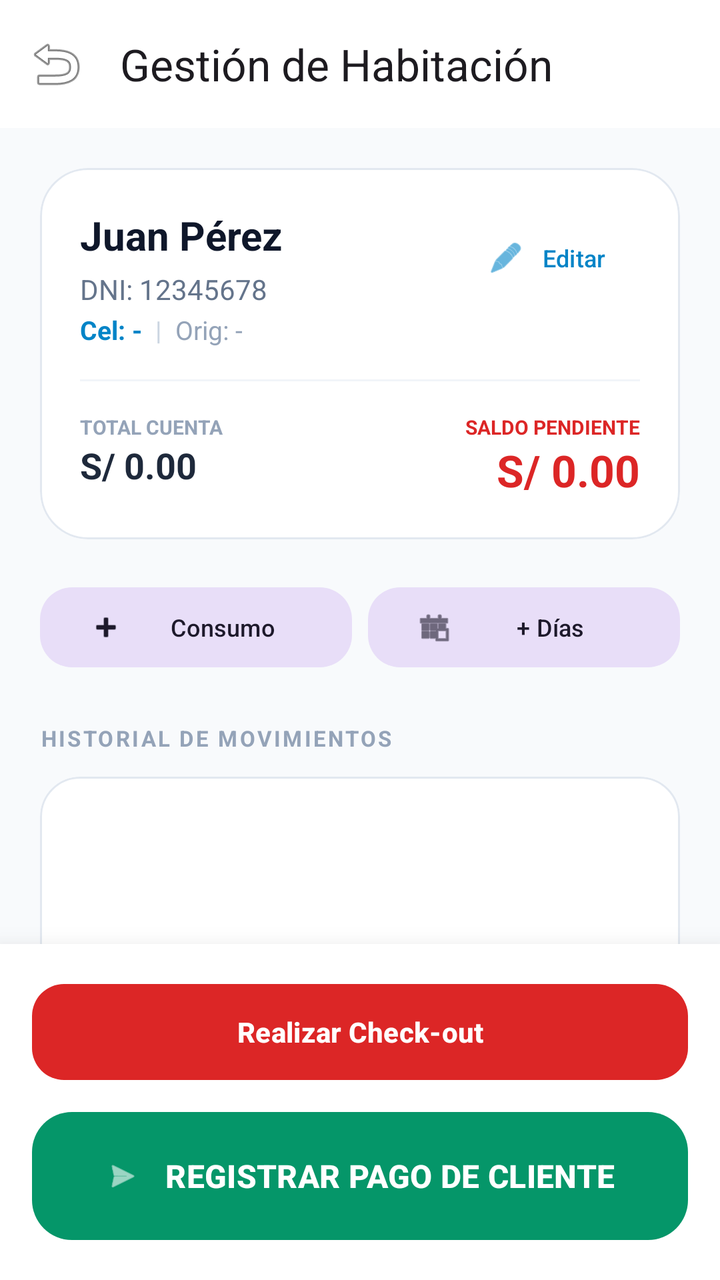
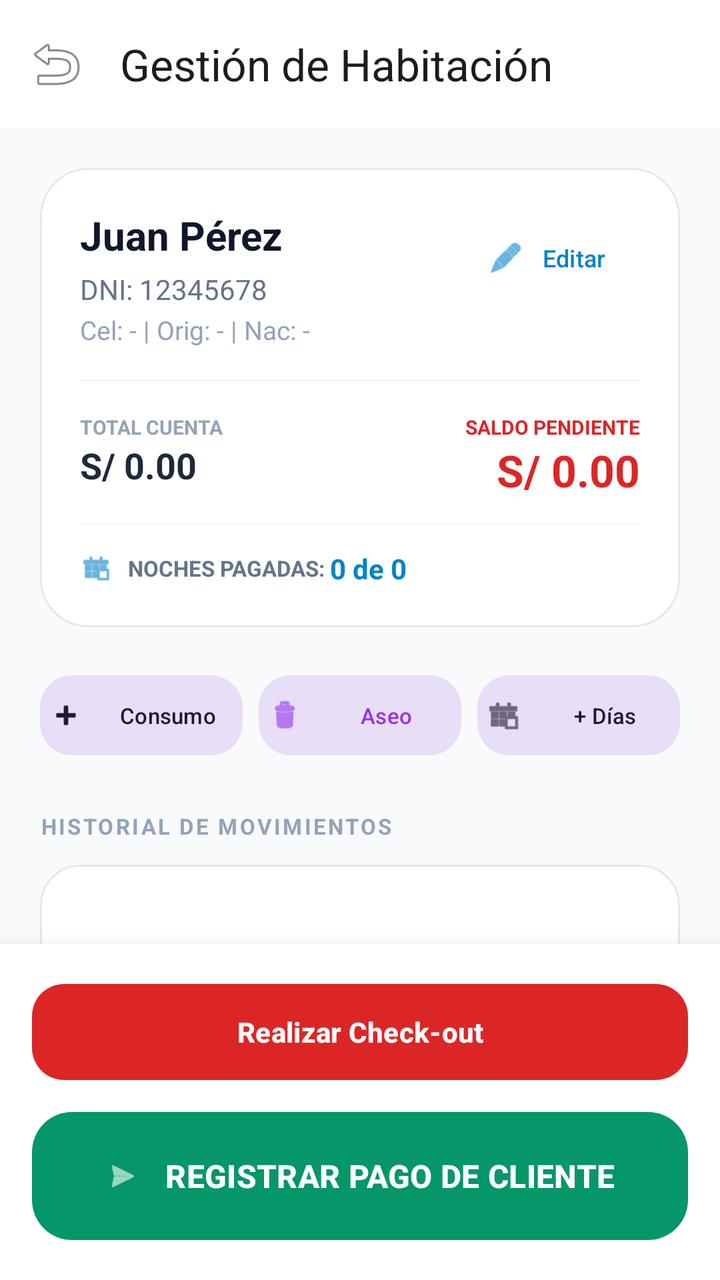

The first picture is an Android layout as it rendered before a commit; the second is the same layout after the commit. The layout source and the unified diff follow.
<!-- AndroidManifest.xml: application theme Theme.Naxor -->
<!-- res/layout/activity_hotel_manage_room.xml -->
<?xml version="1.0" encoding="utf-8"?>
<androidx.coordinatorlayout.widget.CoordinatorLayout xmlns:android="http://schemas.android.com/apk/res/android"
    xmlns:app="http://schemas.android.com/apk/res-auto"
    android:layout_width="match_parent"
    android:layout_height="match_parent"
    android:background="@color/slate_50">

    <com.google.android.material.appbar.AppBarLayout
        android:layout_width="match_parent"
        android:layout_height="wrap_content"
        android:background="@color/white">
        <com.google.android.material.appbar.MaterialToolbar
            android:id="@+id/toolbarManage"
            android:layout_width="match_parent"
            android:layout_height="?attr/actionBarSize"
            app:title="Gestión de Habitación"
            app:navigationIcon="@android:drawable/ic_menu_revert" />
    </com.google.android.material.appbar.AppBarLayout>

    
    <androidx.core.widget.NestedScrollView
        android:layout_width="match_parent"
        android:layout_height="match_parent"
        android:layout_marginBottom="160dp"
        app:layout_behavior="@string/appbar_scrolling_view_behavior">

        <LinearLayout
            android:layout_width="match_parent"
            android:layout_height="wrap_content"
            android:orientation="vertical"
            android:padding="20dp">

            
            <com.google.android.material.card.MaterialCardView
                android:layout_width="match_parent"
                android:layout_height="wrap_content"
                app:cardCornerRadius="24dp"
                app:cardElevation="0dp"
                app:cardBackgroundColor="@color/white"
                app:strokeWidth="1dp"
                app:strokeColor="@color/slate_200"
                android:layout_marginBottom="20dp">

                <LinearLayout
                    android:layout_width="match_parent"
                    android:layout_height="wrap_content"
                    android:orientation="vertical"
                    android:padding="20dp">

                    <RelativeLayout
                        android:layout_width="match_parent"
                        android:layout_height="wrap_content">

                        <LinearLayout
                            android:layout_width="wrap_content"
                            android:layout_height="wrap_content"
                            android:orientation="vertical"
                            android:layout_alignParentStart="true"
                            android:layout_toStartOf="@id/btnEditGuest">

                            <TextView
                                android:id="@+id/tvGuestName"
                                android:layout_width="wrap_content"
                                android:layout_height="wrap_content"
                                android:text="Juan Pérez"
                                android:textSize="20sp"
                                android:textStyle="bold"
                                android:textColor="@color/slate_900" />

                            <TextView
                                android:id="@+id/tvGuestDoc"
                                android:layout_width="wrap_content"
                                android:layout_height="wrap_content"
                                android:text="DNI: 12345678"
                                android:textSize="14sp"
                                android:textColor="@color/slate_500"
                                android:layout_marginTop="4dp" />
                        </LinearLayout>

                        <com.google.android.material.button.MaterialButton
                            android:id="@+id/btnEditGuest"
                            style="@style/Widget.Material3.Button.TextButton"
                            android:layout_width="wrap_content"
                            android:layout_height="wrap_content"
                            android:layout_alignParentEnd="true"
                            android:layout_centerVertical="true"
                            android:text="Editar"
                            app:icon="@android:drawable/ic_menu_edit"
                            android:textSize="12sp"
                            android:textColor="@color/sky_600"
                            app:iconTint="@color/sky_600" />
                    </RelativeLayout>

                    <LinearLayout
                        android:layout_width="match_parent"
                        android:layout_height="wrap_content"
                        android:orientation="horizontal"
                        android:layout_marginTop="2dp">

                        <TextView
                            android:id="@+id/tvGuestPhone"
                            android:layout_width="wrap_content"
                            android:layout_height="wrap_content"
                            android:text="Cel: -"
                            android:textSize="13sp"
                            android:textColor="@color/sky_600"
                            android:textStyle="bold"
                            android:clickable="true"
                            android:focusable="true"
                            android:background="?attr/selectableItemBackground" />

                        <TextView
                            android:id="@+id/tvSeparator"
                            android:layout_width="wrap_content"
                            android:layout_height="wrap_content"
                            android:text="  |  "
                            android:textSize="13sp"
                            android:textColor="@color/slate_300" />

                        <TextView
                            android:id="@+id/tvGuestOrigin"
                            android:layout_width="wrap_content"
                            android:layout_height="wrap_content"
                            android:text="Orig: -"
                            android:textSize="13sp"
                            android:textColor="@color/slate_400" />
                    </LinearLayout>

                    <View
                        android:layout_width="match_parent"
                        android:layout_height="1dp"
                        android:background="@color/slate_100"
                        android:layout_marginVertical="16dp" />
                    <LinearLayout
                        android:layout_width="match_parent"
                        android:layout_height="wrap_content"
                        android:orientation="horizontal"
                        android:baselineAligned="false">
                        <LinearLayout
                            android:layout_width="0dp"
                            android:layout_height="wrap_content"
                            android:layout_weight="1"
                            android:orientation="vertical">
                            <TextView android:layout_width="wrap_content" android:layout_height="wrap_content" android:text="TOTAL CUENTA" android:textSize="10sp" android:textStyle="bold" android:textColor="@color/slate_400" />
                            <TextView android:id="@+id/tvTotalAccount" android:layout_width="wrap_content" android:layout_height="wrap_content" android:text="S/ 0.00" android:textSize="18sp" android:textStyle="bold" android:textColor="@color/slate_800" />
                        </LinearLayout>
                        <LinearLayout
                            android:layout_width="0dp"
                            android:layout_height="wrap_content"
                            android:layout_weight="1"
                            android:orientation="vertical"
                            android:gravity="end">
                            <TextView android:layout_width="wrap_content" android:layout_height="wrap_content" android:text="SALDO PENDIENTE" android:textSize="10sp" android:textStyle="bold" android:textColor="@color/red_600" />
                            <TextView android:id="@+id/tvPendingBalance" android:layout_width="wrap_content" android:layout_height="wrap_content" android:text="S/ 0.00" android:textSize="22sp" android:textStyle="bold" android:textColor="@color/red_600" />
                        </LinearLayout>
                    </LinearLayout>
                </LinearLayout>
            </com.google.android.material.card.MaterialCardView>

            
            <LinearLayout
                android:layout_width="match_parent"
                android:layout_height="wrap_content"
                android:orientation="horizontal"
                android:baselineAligned="false"
                android:layout_marginBottom="24dp">
                <com.google.android.material.button.MaterialButton
                    android:id="@+id/btnAddCharge"
                    style="@style/Widget.Material3.Button.TonalButton"
                    android:layout_width="0dp"
                    android:layout_height="wrap_content"
                    android:layout_weight="1"
                    android:layout_marginEnd="4dp"
                    android:text="Consumo"
                    app:icon="@android:drawable/ic_input_add"
                    android:textSize="12sp"
                    app:cornerRadius="16dp" />
                <com.google.android.material.button.MaterialButton
                    android:id="@+id/btnExtendStay"
                    style="@style/Widget.Material3.Button.TonalButton"
                    android:layout_width="0dp"
                    android:layout_height="wrap_content"
                    android:layout_weight="1"
                    android:layout_marginStart="4dp"
                    android:text="+ Días"
                    app:icon="@android:drawable/ic_menu_today"
                    android:textSize="12sp"
                    app:cornerRadius="16dp" />
            </LinearLayout>

            
            <TextView
                android:layout_width="wrap_content"
                android:layout_height="wrap_content"
                android:text="HISTORIAL DE MOVIMIENTOS"
                android:textSize="11sp"
                android:textStyle="bold"
                android:textColor="@color/slate_400"
                android:letterSpacing="0.1"
                android:layout_marginBottom="12dp" />

            <com.google.android.material.card.MaterialCardView
                android:layout_width="match_parent"
                android:layout_height="wrap_content"
                app:cardCornerRadius="20dp"
                app:cardElevation="0dp"
                app:cardBackgroundColor="@color/white"
                app:strokeWidth="1dp"
                app:strokeColor="@color/slate_200">
                <androidx.recyclerview.widget.RecyclerView
                    android:id="@+id/rvMovements"
                    android:layout_width="match_parent"
                    android:layout_height="wrap_content"
                    android:minHeight="150dp"
                    android:padding="8dp" />
            </com.google.android.material.card.MaterialCardView>

        </LinearLayout>
    </androidx.core.widget.NestedScrollView>

    
    <LinearLayout
        android:layout_width="match_parent"
        android:layout_height="wrap_content"
        android:layout_gravity="bottom"
        android:background="@color/white"
        android:orientation="vertical"
        android:padding="16dp"
        android:elevation="16dp">

        <com.google.android.material.button.MaterialButton
            android:id="@+id/btnCheckOut"
            android:layout_width="match_parent"
            android:layout_height="56dp"
            android:text="Realizar Check-out"
            android:textSize="14sp"
            android:textStyle="bold"
            app:cornerRadius="16dp"
            app:backgroundTint="@color/red_600"
            android:layout_marginBottom="8dp" />

        <com.google.android.material.button.MaterialButton
            android:id="@+id/btnRegisterPayment"
            android:layout_width="match_parent"
            android:layout_height="72dp"
            android:text="REGISTRAR PAGO DE CLIENTE"
            android:textSize="16sp"
            android:textStyle="bold"
            app:icon="@android:drawable/ic_menu_send"
            app:iconGravity="textStart"
            app:iconPadding="12dp"
            app:cornerRadius="20dp"
            app:backgroundTint="@color/emerald_600" />
    </LinearLayout>

</androidx.coordinatorlayout.widget.CoordinatorLayout>
<!-- resources referenced by this layout -->
<resources>
  <color name="emerald_600">#059669</color>
  <color name="red_600">#DC2626</color>
  <color name="sky_600">#0284C7</color>
  <color name="slate_100">#F1F5F9</color>
  <color name="slate_200">#E2E8F0</color>
  <color name="slate_300">#CBD5E1</color>
  <color name="slate_400">#94A3B8</color>
  <color name="slate_50">#F8FAFC</color>
  <color name="slate_500">#64748B</color>
  <color name="slate_800">#1E293B</color>
  <color name="slate_900">#0F172A</color>
  <color name="white">#FFFFFFFF</color>
  <style name="Theme.Naxor" parent="Base.Theme.Naxor" />
  <style name="Base.Theme.Naxor" parent="Theme.Material3.DayNight.NoActionBar">
          
          
      </style>
</resources>

<!-- the commit's change to res/layout/activity_hotel_manage_room.xml (unified diff, before → after) -->
@@ -91,40 +91,14 @@
                             app:iconTint="@color/sky_600" />
                     </RelativeLayout>
 
-                    <LinearLayout
-                        android:layout_width="match_parent"
+                    <TextView
+                        android:id="@+id/tvGuestDetails"
+                        android:layout_width="wrap_content"
                         android:layout_height="wrap_content"
-                        android:orientation="horizontal"
-                        android:layout_marginTop="2dp">
-
-                        <TextView
-                            android:id="@+id/tvGuestPhone"
-                            android:layout_width="wrap_content"
-                            android:layout_height="wrap_content"
-                            android:text="Cel: -"
-                            android:textSize="13sp"
-                            android:textColor="@color/sky_600"
-                            android:textStyle="bold"
-                            android:clickable="true"
-                            android:focusable="true"
-                            android:background="?attr/selectableItemBackground" />
-
-                        <TextView
-                            android:id="@+id/tvSeparator"
-                            android:layout_width="wrap_content"
-                            android:layout_height="wrap_content"
-                            android:text="  |  "
-                            android:textSize="13sp"
-                            android:textColor="@color/slate_300" />
-
-                        <TextView
-                            android:id="@+id/tvGuestOrigin"
-                            android:layout_width="wrap_content"
-                            android:layout_height="wrap_content"
-                            android:text="Orig: -"
-                            android:textSize="13sp"
-                            android:textColor="@color/slate_400" />
-                    </LinearLayout>
+                        android:text="Cel: - | Orig: - | Nac: -"
+                        android:textSize="13sp"
+                        android:textColor="@color/slate_400"
+                        android:layout_marginTop="2dp" />
 
                     <View
                         android:layout_width="match_parent"
@@ -154,6 +128,43 @@
                             <TextView android:id="@+id/tvPendingBalance" android:layout_width="wrap_content" android:layout_height="wrap_content" android:text="S/ 0.00" android:textSize="22sp" android:textStyle="bold" android:textColor="@color/red_600" />
                         </LinearLayout>
                     </LinearLayout>
+
+                    <View
+                        android:layout_width="match_parent"
+                        android:layout_height="1dp"
+                        android:background="@color/slate_50"
+                        android:layout_marginVertical="12dp" />
+
+                    <LinearLayout
+                        android:layout_width="match_parent"
+                        android:layout_height="wrap_content"
+                        android:orientation="horizontal"
+                        android:gravity="center_vertical">
+
+                        <ImageView
+                            android:layout_width="16dp"
+                            android:layout_height="16dp"
+                            android:src="@android:drawable/ic_menu_today"
+                            app:tint="@color/sky_600" />
+
+                        <TextView
+                            android:layout_width="wrap_content"
+                            android:layout_height="wrap_content"
+                            android:text="NOCHES PAGADAS: "
+                            android:textSize="11sp"
+                            android:textStyle="bold"
+                            android:textColor="@color/slate_500"
+                            android:layout_marginStart="8dp" />
+
+                        <TextView
+                            android:id="@+id/tvPaidNights"
+                            android:layout_width="wrap_content"
+                            android:layout_height="wrap_content"
+                            android:text="0 de 0"
+                            android:textSize="14sp"
+                            android:textStyle="bold"
+                            android:textColor="@color/sky_600" />
+                    </LinearLayout>
                 </LinearLayout>
             </com.google.android.material.card.MaterialCardView>
 
@@ -173,7 +184,22 @@
                     android:layout_marginEnd="4dp"
                     android:text="Consumo"
                     app:icon="@android:drawable/ic_input_add"
-                    android:textSize="12sp"
+                    android:textSize="11sp"
+                    android:paddingHorizontal="4dp"
+                    app:cornerRadius="16dp" />
+                <com.google.android.material.button.MaterialButton
+                    android:id="@+id/btnRequestCleaning"
+                    style="@style/Widget.Material3.Button.TonalButton"
+                    android:layout_width="0dp"
+                    android:layout_height="wrap_content"
+                    android:layout_weight="1"
+                    android:layout_marginHorizontal="4dp"
+                    android:text="Aseo"
+                    app:icon="@android:drawable/ic_menu_delete"
+                    app:iconTint="@color/vibrant_purple"
+                    android:textColor="@color/vibrant_purple"
+                    android:textSize="11sp"
+                    android:paddingHorizontal="4dp"
                     app:cornerRadius="16dp" />
                 <com.google.android.material.button.MaterialButton
                     android:id="@+id/btnExtendStay"
@@ -184,7 +210,8 @@
                     android:layout_marginStart="4dp"
                     android:text="+ Días"
                     app:icon="@android:drawable/ic_menu_today"
-                    android:textSize="12sp"
+                    android:textSize="11sp"
+                    android:paddingHorizontal="4dp"
                     app:cornerRadius="16dp" />
             </LinearLayout>
 
<!-- resource entries referenced after the edit -->
@@ -5,12 +5,12 @@
   <color name="sky_600">#0284C7</color>
   <color name="slate_100">#F1F5F9</color>
   <color name="slate_200">#E2E8F0</color>
-  <color name="slate_300">#CBD5E1</color>
   <color name="slate_400">#94A3B8</color>
   <color name="slate_50">#F8FAFC</color>
   <color name="slate_500">#64748B</color>
   <color name="slate_800">#1E293B</color>
   <color name="slate_900">#0F172A</color>
+  <color name="vibrant_purple">#9333EA</color>
   <color name="white">#FFFFFFFF</color>
   <style name="Theme.Naxor" parent="Base.Theme.Naxor" />
   <style name="Base.Theme.Naxor" parent="Theme.Material3.DayNight.NoActionBar">
